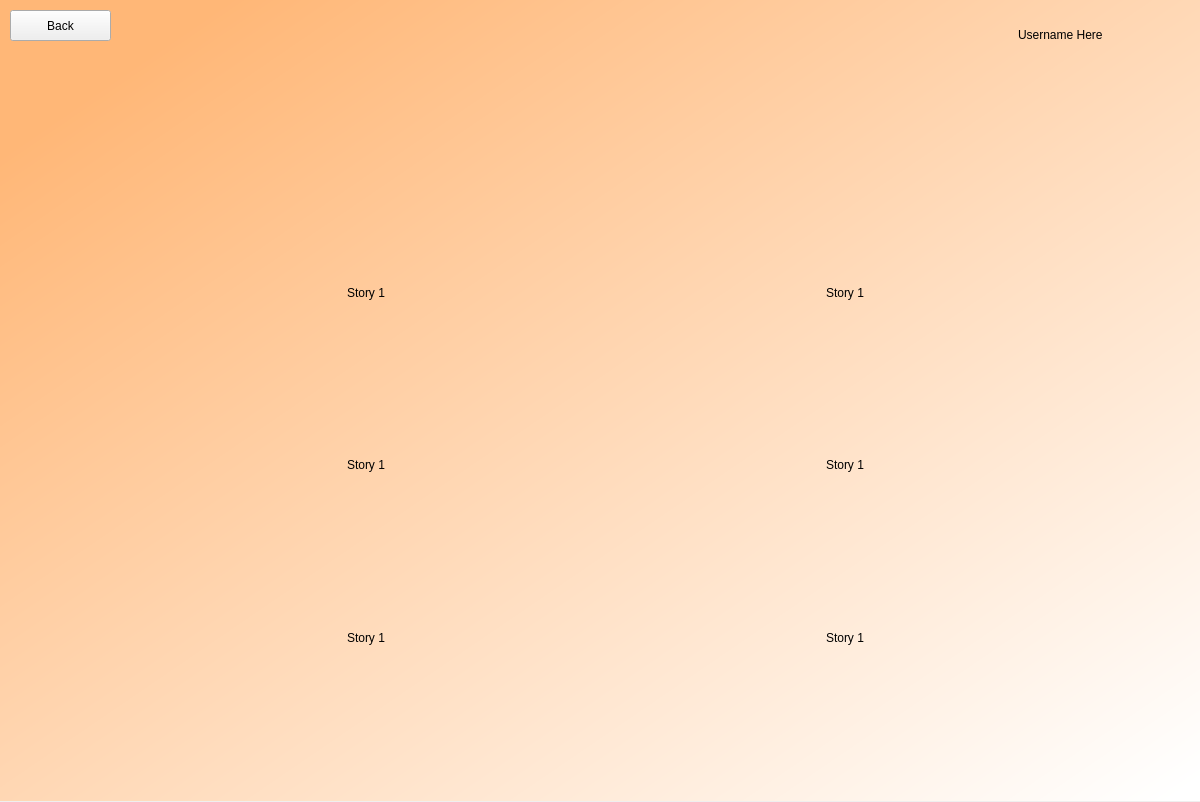
The window that storydisplay.ui (cnTalon/READ) describes before a commit, drawn with Qt 5.
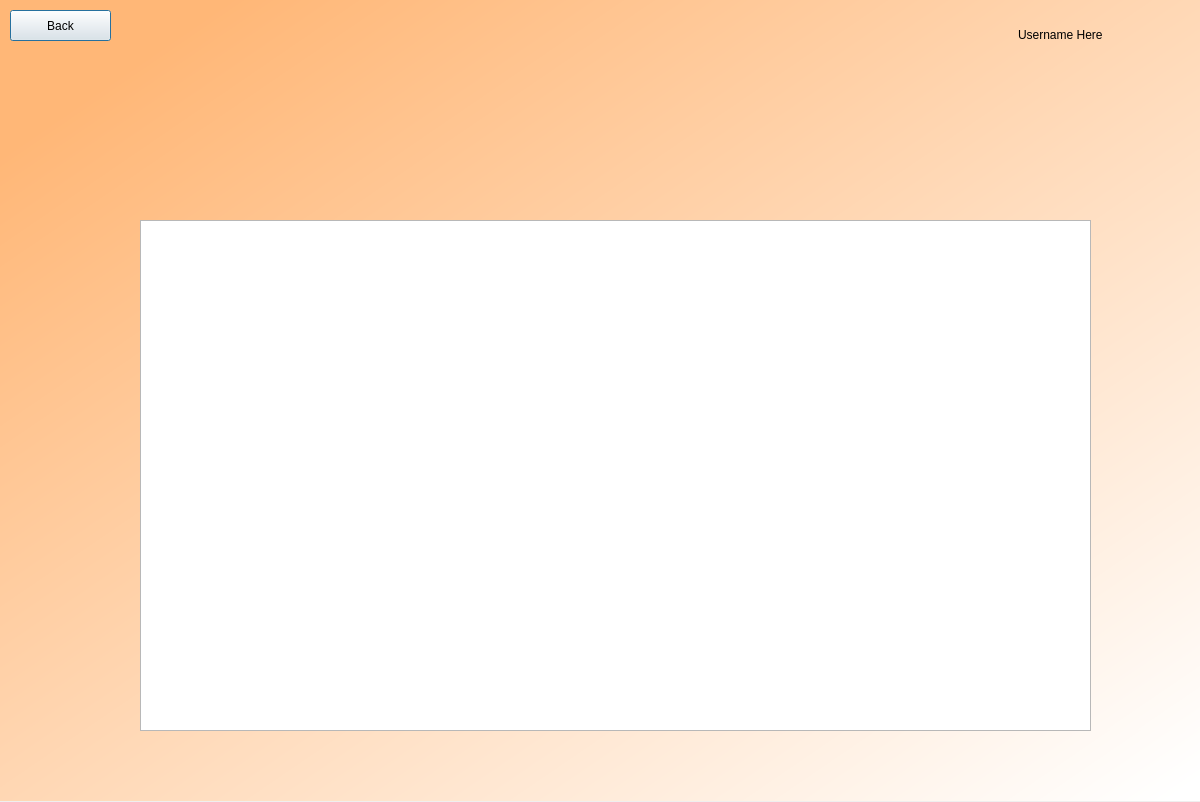
The same window after the commit.

Commit message: reads in bulk stories and loads to list

Diff of the .ui file:
```diff
--- a/storydisplay.ui
+++ b/storydisplay.ui
@@ -89,84 +89,15 @@
    <widget class="QWidget" name="gridLayoutWidget">
     <property name="geometry">
      <rect>
-      <x>130</x>
-      <y>210</y>
+      <x>140</x>
+      <y>220</y>
       <width>951</width>
       <height>511</height>
      </rect>
     </property>
     <layout class="QGridLayout" name="gridLayout">
-     <item row="2" column="0" alignment="Qt::AlignHCenter|Qt::AlignVCenter">
-      <widget class="QPushButton" name="read_4">
-       <property name="styleSheet">
-        <string notr="true">border-radius:20px;
-
-font: 36pt &quot;DengXian&quot;;</string>
-       </property>
-       <property name="text">
-        <string>Story 1</string>
-       </property>
-      </widget>
-     </item>
-     <item row="0" column="0" alignment="Qt::AlignHCenter|Qt::AlignVCenter">
-      <widget class="QPushButton" name="story1">
-       <property name="styleSheet">
-        <string notr="true">border-radius:20px;
-
-font: 36pt &quot;DengXian&quot;;</string>
-       </property>
-       <property name="text">
-        <string>Story 1</string>
-       </property>
-      </widget>
-     </item>
-     <item row="1" column="0" alignment="Qt::AlignHCenter|Qt::AlignVCenter">
-      <widget class="QPushButton" name="read_3">
-       <property name="styleSheet">
-        <string notr="true">border-radius:20px;
-
-font: 36pt &quot;DengXian&quot;;</string>
-       </property>
-       <property name="text">
-        <string>Story 1</string>
-       </property>
-      </widget>
-     </item>
-     <item row="0" column="1" alignment="Qt::AlignHCenter|Qt::AlignVCenter">
-      <widget class="QPushButton" name="read_5">
-       <property name="styleSheet">
-        <string notr="true">border-radius:20px;
-
-font: 36pt &quot;DengXian&quot;;</string>
-       </property>
-       <property name="text">
-        <string>Story 1</string>
-       </property>
-      </widget>
-     </item>
-     <item row="1" column="1" alignment="Qt::AlignHCenter|Qt::AlignVCenter">
-      <widget class="QPushButton" name="read_6">
-       <property name="styleSheet">
-        <string notr="true">border-radius:20px;
-
-font: 36pt &quot;DengXian&quot;;</string>
-       </property>
-       <property name="text">
-        <string>Story 1</string>
-       </property>
-      </widget>
-     </item>
-     <item row="2" column="1" alignment="Qt::AlignHCenter|Qt::AlignVCenter">
-      <widget class="QPushButton" name="read_7">
-       <property name="styleSheet">
-        <string notr="true">border-radius:20px;
-
-font: 36pt &quot;DengXian&quot;;</string>
-       </property>
-       <property name="text">
-        <string>Story 1</string>
-       </property>
-      </widget>
+     <item row="0" column="0">
+      <widget class="QListWidget" name="list"/>
      </item>
     </layout>
    </widget>
```
The commit also changes 1 other file.
